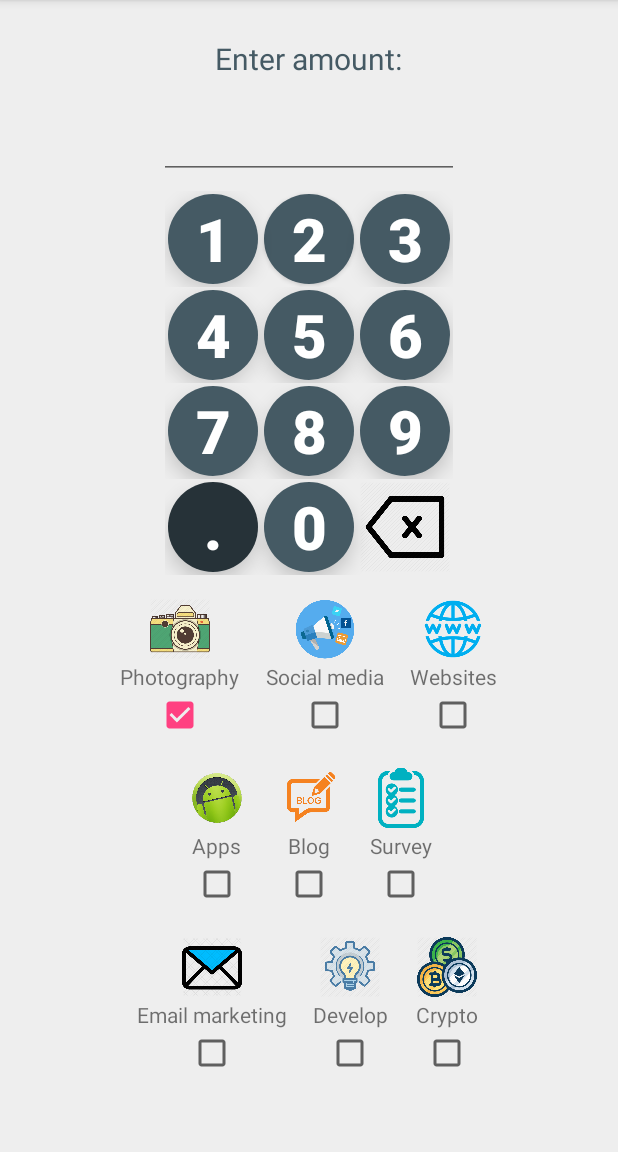
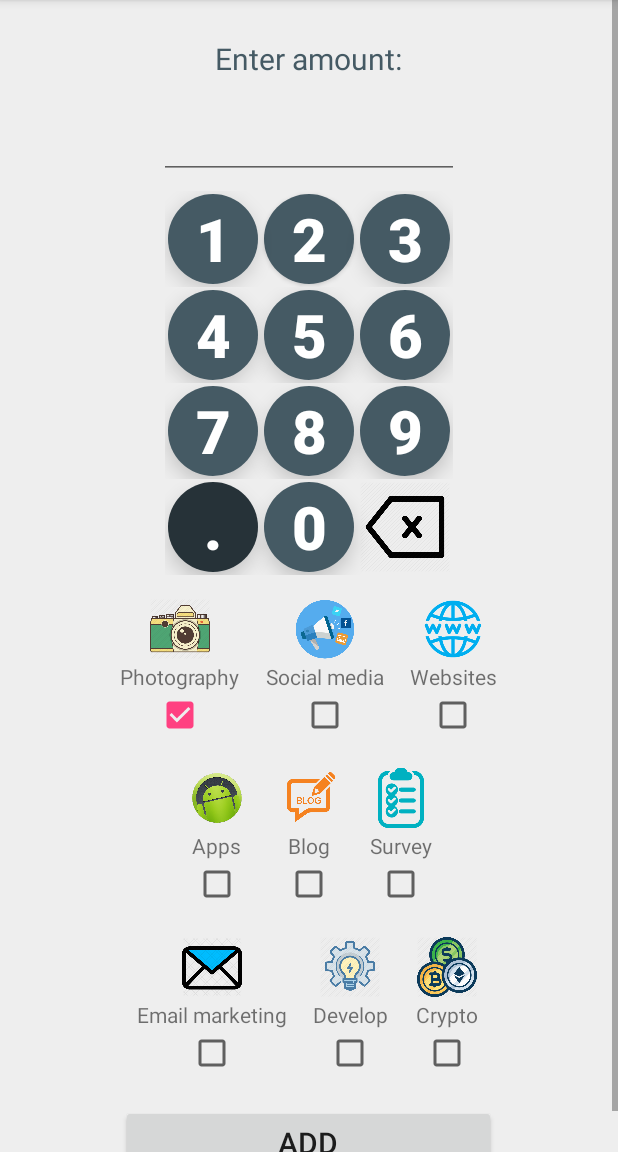
Before and after one commit to DinuIoan/moneymaker, an Android app: the fragment AddEarningFragment placed in its activity, on a phone screen of 412 x 824 dp, the part 84-1236 px from its top. Run offline under Robolectric (Android 15) with nearby library versions, the phone set to English and light mode, and no system bars.

Commit message:
added "ADD" button on add_fragment

```diff
--- a/app/src/main/java/com/bestapps/moneymaker/earnmoney/EarnMoneyFragment.java
+++ b/app/src/main/java/com/bestapps/moneymaker/earnmoney/EarnMoneyFragment.java
@@ -54,7 +54,7 @@ public class EarnMoneyFragment extends Fragment {
 
         Profile profile = DatabaseData.getProfile();
 
-        if (profile == null) {
+        if (profile.getStatus() == null) {
             textView.setVisibility(View.VISIBLE);
 
             registerButton.setOnClickListener(new View.OnClickListener() {
--- a/app/src/main/java/com/bestapps/moneymaker/splash/SplashActivity.java
+++ b/app/src/main/java/com/bestapps/moneymaker/splash/SplashActivity.java
@@ -31,7 +31,6 @@ public class SplashActivity extends AppCompatActivity {
 
     private void loadData() {
         databaseHandler = new DatabaseHandler(getApplicationContext());
-        if (DatabaseData.getEarnings() == null) {
         DatabaseData.initializeData(databaseHandler);
         int oneHourInMillis = 60 * 60 * 1000;
         long lastTimePlayed = DatabaseData.getProfile().getDate();
@@ -45,4 +44,3 @@ public class SplashActivity extends AppCompatActivity {
         }
     }
 }
-}
--- a/app/src/main/res/layout/fragment_add_earning.xml
+++ b/app/src/main/res/layout/fragment_add_earning.xml
@@ -490,6 +490,21 @@
                     android:layout_height="wrap_content"
                     android:layout_gravity="center_horizontal"/>
             </LinearLayout>
+
+        </LinearLayout>
+        <LinearLayout
+            android:layout_width="wrap_content"
+            android:layout_height="wrap_content"
+            android:orientation="horizontal"
+            android:layout_gravity="center_horizontal">
+            <Button
+                android:id="@+id/add_button"
+                android:layout_width="250dp"
+                android:layout_height="50dp"
+                android:layout_marginTop="10dp"
+                android:layout_marginBottom="10dp"
+                android:text="ADD"
+                android:textSize="20sp"/>
         </LinearLayout>
 
     </LinearLayout>
```
Also changed, not shown: app/src/main/java/com/bestapps/moneymaker/earnings/AddEarningFragment.java (+31 -1 lines). Lines whose indentation alone changed are shown as unchanged.
